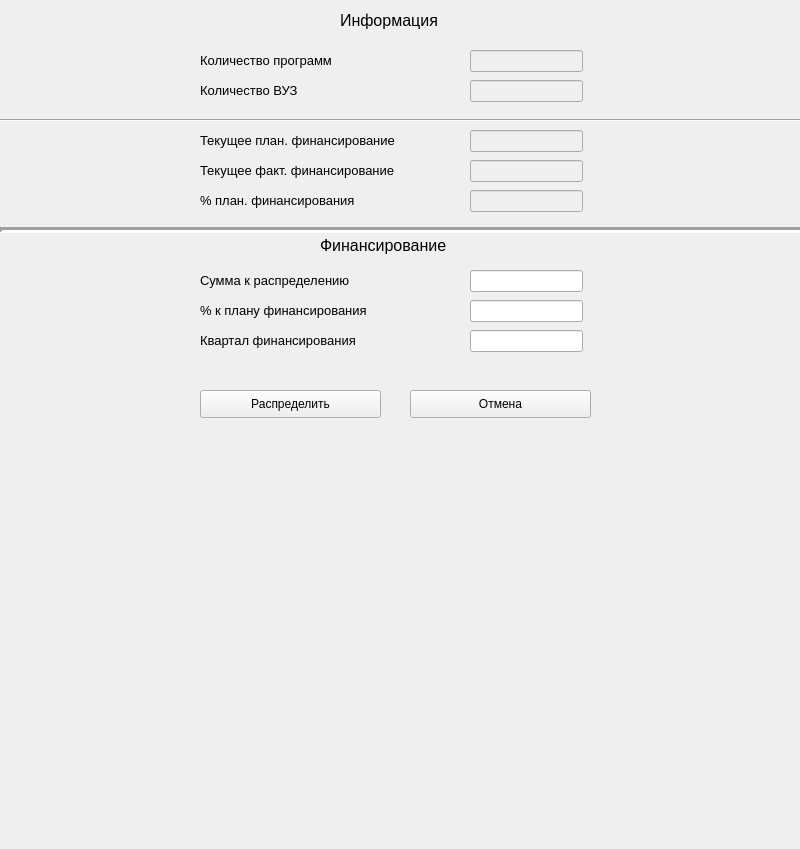
Before: the Qt Designer form res/finans.ui in ShawaCat/SUBD, drawn with Qt 5.
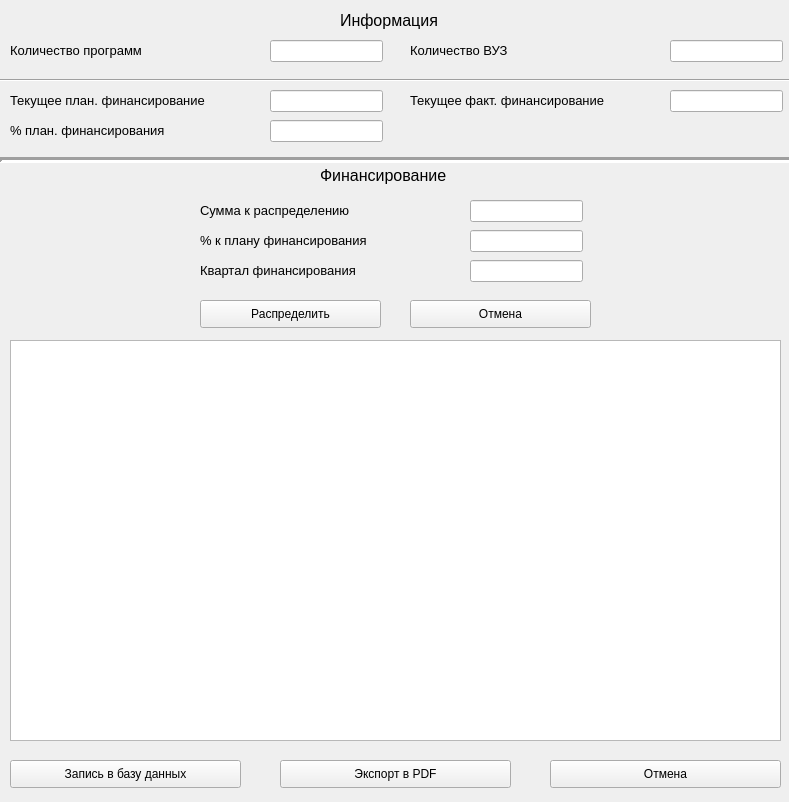
After: the same form once the commit is applied.

Patch:
```diff
--- a/res/finans.ui
+++ b/res/finans.ui
@@ -6,8 +6,8 @@
    <rect>
     <x>0</x>
     <y>0</y>
-    <width>800</width>
-    <height>849</height>
+    <width>789</width>
+    <height>802</height>
    </rect>
   </property>
   <property name="windowTitle">
@@ -17,8 +17,8 @@
    <widget class="QLabel" name="label">
     <property name="geometry">
      <rect>
-      <x>200</x>
-      <y>50</y>
+      <x>10</x>
+      <y>40</y>
       <width>271</width>
       <height>21</height>
      </rect>
@@ -34,22 +34,34 @@
    </widget>
    <widget class="QLineEdit" name="n_prog">
     <property name="enabled">
-     <bool>false</bool>
+     <bool>true</bool>
     </property>
     <property name="geometry">
      <rect>
-      <x>470</x>
-      <y>50</y>
+      <x>270</x>
+      <y>40</y>
       <width>113</width>
       <height>22</height>
      </rect>
     </property>
+    <property name="font">
+     <font>
+      <weight>75</weight>
+      <bold>true</bold>
+     </font>
+    </property>
+    <property name="acceptDrops">
+     <bool>true</bool>
+    </property>
+    <property name="readOnly">
+     <bool>true</bool>
+    </property>
    </widget>
    <widget class="QLabel" name="label_2">
     <property name="geometry">
      <rect>
-      <x>200</x>
-      <y>80</y>
+      <x>410</x>
+      <y>40</y>
       <width>271</width>
       <height>21</height>
      </rect>
@@ -65,22 +77,34 @@
    </widget>
    <widget class="QLineEdit" name="n_vuz">
     <property name="enabled">
-     <bool>false</bool>
+     <bool>true</bool>
     </property>
     <property name="geometry">
      <rect>
-      <x>470</x>
-      <y>80</y>
+      <x>670</x>
+      <y>40</y>
       <width>113</width>
       <height>22</height>
      </rect>
     </property>
+    <property name="font">
+     <font>
+      <weight>75</weight>
+      <bold>true</bold>
+     </font>
+    </property>
+    <property name="acceptDrops">
+     <bool>true</bool>
+    </property>
+    <property name="readOnly">
+     <bool>true</bool>
+    </property>
    </widget>
    <widget class="QLabel" name="label_3">
     <property name="geometry">
      <rect>
-      <x>200</x>
-      <y>160</y>
+      <x>410</x>
+      <y>90</y>
       <width>261</width>
       <height>21</height>
      </rect>
@@ -96,25 +120,37 @@
    </widget>
    <widget class="QLineEdit" name="now_fact_fin">
     <property name="enabled">
-     <bool>false</bool>
+     <bool>true</bool>
     </property>
     <property name="geometry">
      <rect>
-      <x>470</x>
-      <y>160</y>
+      <x>670</x>
+      <y>90</y>
       <width>113</width>
       <height>22</height>
      </rect>
     </property>
+    <property name="font">
+     <font>
+      <weight>75</weight>
+      <bold>true</bold>
+     </font>
+    </property>
+    <property name="acceptDrops">
+     <bool>true</bool>
+    </property>
     <property name="text">
      <string/>
     </property>
+    <property name="readOnly">
+     <bool>true</bool>
+    </property>
    </widget>
    <widget class="QLabel" name="label_4">
     <property name="geometry">
      <rect>
-      <x>200</x>
-      <y>130</y>
+      <x>10</x>
+      <y>90</y>
       <width>261</width>
       <height>21</height>
      </rect>
@@ -130,25 +166,37 @@
    </widget>
    <widget class="QLineEdit" name="now_plaf_fin">
     <property name="enabled">
-     <bool>false</bool>
+     <bool>true</bool>
     </property>
     <property name="geometry">
      <rect>
-      <x>470</x>
-      <y>130</y>
+      <x>270</x>
+      <y>90</y>
       <width>113</width>
       <height>22</height>
      </rect>
     </property>
+    <property name="font">
+     <font>
+      <weight>75</weight>
+      <bold>true</bold>
+     </font>
+    </property>
+    <property name="acceptDrops">
+     <bool>true</bool>
+    </property>
     <property name="text">
      <string/>
     </property>
+    <property name="readOnly">
+     <bool>true</bool>
+    </property>
    </widget>
    <widget class="QLabel" name="label_6">
     <property name="geometry">
      <rect>
-      <x>200</x>
-      <y>190</y>
+      <x>10</x>
+      <y>120</y>
       <width>261</width>
       <height>21</height>
      </rect>
@@ -164,25 +212,37 @@
    </widget>
    <widget class="QLineEdit" name="proc_fact_fin">
     <property name="enabled">
-     <bool>false</bool>
+     <bool>true</bool>
     </property>
     <property name="geometry">
      <rect>
-      <x>470</x>
-      <y>190</y>
+      <x>270</x>
+      <y>120</y>
       <width>113</width>
       <height>22</height>
      </rect>
     </property>
+    <property name="font">
+     <font>
+      <weight>75</weight>
+      <bold>true</bold>
+     </font>
+    </property>
+    <property name="acceptDrops">
+     <bool>true</bool>
+    </property>
     <property name="text">
      <string/>
     </property>
+    <property name="readOnly">
+     <bool>true</bool>
+    </property>
    </widget>
    <widget class="Line" name="line">
     <property name="geometry">
      <rect>
       <x>0</x>
-      <y>220</y>
+      <y>150</y>
       <width>821</width>
       <height>20</height>
      </rect>
@@ -198,7 +258,7 @@
     <property name="geometry">
      <rect>
       <x>200</x>
-      <y>270</y>
+      <y>200</y>
       <width>241</width>
       <height>21</height>
      </rect>
@@ -216,7 +276,7 @@
     <property name="geometry">
      <rect>
       <x>470</x>
-      <y>270</y>
+      <y>200</y>
       <width>113</width>
       <height>22</height>
      </rect>
@@ -226,7 +286,7 @@
     <property name="geometry">
      <rect>
       <x>470</x>
-      <y>300</y>
+      <y>230</y>
       <width>113</width>
       <height>22</height>
      </rect>
@@ -239,7 +299,7 @@
     <property name="geometry">
      <rect>
       <x>200</x>
-      <y>300</y>
+      <y>230</y>
       <width>241</width>
       <height>21</height>
      </rect>
@@ -257,7 +317,7 @@
     <property name="geometry">
      <rect>
       <x>470</x>
-      <y>330</y>
+      <y>260</y>
       <width>113</width>
       <height>22</height>
      </rect>
@@ -267,7 +327,7 @@
     <property name="geometry">
      <rect>
       <x>200</x>
-      <y>330</y>
+      <y>260</y>
       <width>241</width>
       <height>21</height>
      </rect>
@@ -285,7 +345,7 @@
     <property name="geometry">
      <rect>
       <x>-10</x>
-      <y>110</y>
+      <y>70</y>
       <width>821</width>
       <height>20</height>
      </rect>
@@ -316,7 +376,7 @@
     <property name="geometry">
      <rect>
       <x>320</x>
-      <y>230</y>
+      <y>160</y>
       <width>171</width>
       <height>31</height>
      </rect>
@@ -334,7 +394,7 @@
     <property name="geometry">
      <rect>
       <x>200</x>
-      <y>390</y>
+      <y>300</y>
       <width>181</width>
       <height>28</height>
      </rect>
@@ -347,7 +407,7 @@
     <property name="geometry">
      <rect>
       <x>410</x>
-      <y>390</y>
+      <y>300</y>
       <width>181</width>
       <height>28</height>
      </rect>
@@ -356,6 +416,55 @@
      <string>Отмена</string>
     </property>
    </widget>
+   <widget class="QPushButton" name="write_to_db">
+    <property name="geometry">
+     <rect>
+      <x>10</x>
+      <y>760</y>
+      <width>231</width>
+      <height>28</height>
+     </rect>
+    </property>
+    <property name="text">
+     <string>Запись в базу данных</string>
+    </property>
+   </widget>
+   <widget class="QPushButton" name="cancel_2">
+    <property name="geometry">
+     <rect>
+      <x>550</x>
+      <y>760</y>
+      <width>231</width>
+      <height>28</height>
+     </rect>
+    </property>
+    <property name="text">
+     <string>Отмена</string>
+    </property>
+   </widget>
+   <widget class="QPushButton" name="export_2">
+    <property name="geometry">
+     <rect>
+      <x>280</x>
+      <y>760</y>
+      <width>231</width>
+      <height>28</height>
+     </rect>
+    </property>
+    <property name="text">
+     <string>Экспорт в PDF</string>
+    </property>
+   </widget>
+   <widget class="QTableView" name="tableView">
+    <property name="geometry">
+     <rect>
+      <x>10</x>
+      <y>340</y>
+      <width>771</width>
+      <height>401</height>
+     </rect>
+    </property>
+   </widget>
   </widget>
  </widget>
  <resources/>
```
Left out of the diff: 6 changed lines with no effect on the pictures.
